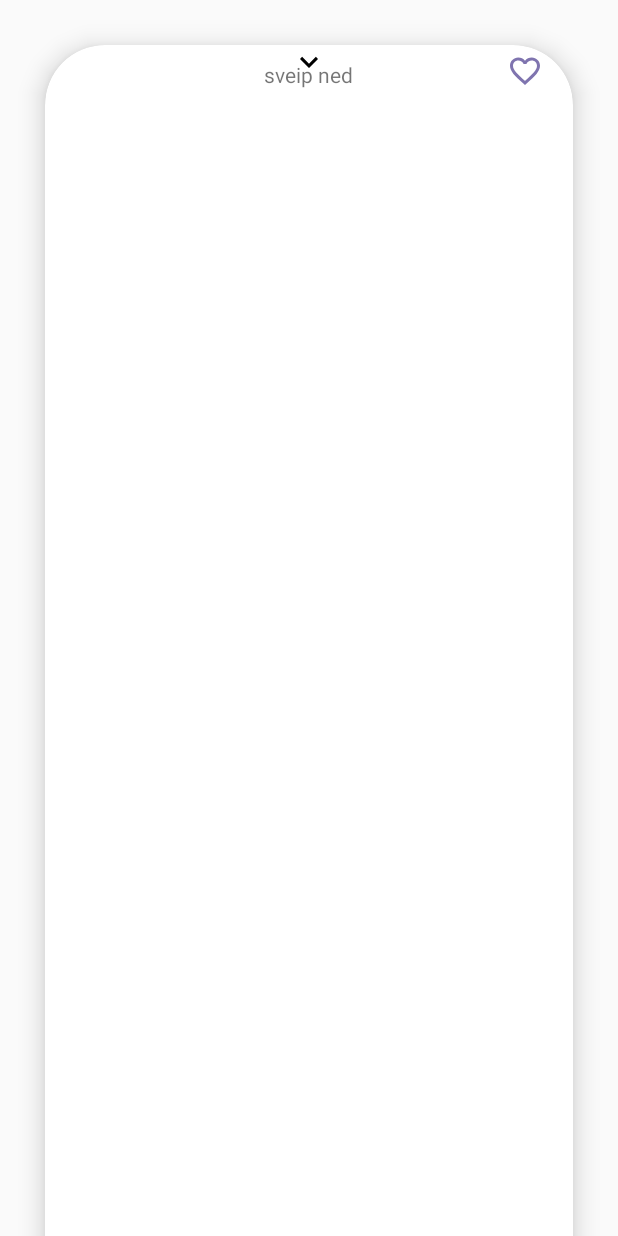
After one commit to AlaaSami-ux/Brannvett, an Android app: the layout stedinfo.xml on its own in the app's theme, with its tools: preview values and no code run, on a phone screen of 412 x 824 dp. The commit adds this screen. Run offline under Robolectric (Android 15) with nearby library versions, the phone set to English and light mode, and no system bars.

Commit message:
favorittknappene snakker herved sammen

```diff
--- a/app/src/main/res/drawable/ic_favorite_black_24dp.xml
+++ b/app/src/main/res/drawable/ic_favorite_black_24dp.xml
@@ -4,6 +4,6 @@
         android:viewportWidth="24.0"
         android:viewportHeight="24.0">
     <path
-        android:fillColor="#FF000000"
+        android:fillColor="@color/purpleColor"
         android:pathData="M12,21.35l-1.45,-1.32C5.4,15.36 2,12.28 2,8.5 2,5.42 4.42,3 7.5,3c1.74,0 3.41,0.81 4.5,2.09C13.09,3.81 14.76,3 16.5,3 19.58,3 22,5.42 22,8.5c0,3.78 -3.4,6.86 -8.55,11.54L12,21.35z"/>
 </vector>
--- a/app/src/main/res/drawable/ic_favorite_border_black_24dp.xml
+++ b/app/src/main/res/drawable/ic_favorite_border_black_24dp.xml
@@ -4,6 +4,6 @@
         android:viewportWidth="24.0"
         android:viewportHeight="24.0">
     <path
-        android:fillColor="#FF000000"
+        android:fillColor="@color/purpleColor"
         android:pathData="M16.5,3c-1.74,0 -3.41,0.81 -4.5,2.09C10.91,3.81 9.24,3 7.5,3 4.42,3 2,5.42 2,8.5c0,3.78 3.4,6.86 8.55,11.54L12,21.35l1.45,-1.32C18.6,15.36 22,12.28 22,8.5 22,5.42 19.58,3 16.5,3zM12.1,18.55l-0.1,0.1 -0.1,-0.1C7.14,14.24 4,11.39 4,8.5 4,6.5 5.5,5 7.5,5c1.54,0 3.04,0.99 3.57,2.36h1.87C13.46,5.99 14.96,5 16.5,5c2,0 3.5,1.5 3.5,3.5 0,2.89 -3.14,5.74 -7.9,10.05z"/>
 </vector>
--- /dev/null
+++ b/app/src/main/res/layout/favorittknapp.xml
@@ -0,0 +1,10 @@
+<?xml version="1.0" encoding="utf-8"?>
+<ImageButton
+    android:id="@+id/favoriteBtn"
+    android:layout_width="wrap_content"
+    android:layout_height="wrap_content"
+    android:background="@null"
+    android:src="@drawable/ic_favorite_border_black_24dp"
+    xmlns:android="http://schemas.android.com/apk/res/android">
+
+</ImageButton>
--- /dev/null
+++ b/app/src/main/res/layout/stedinfo.xml
@@ -0,0 +1,61 @@
+<?xml version="1.0" encoding="utf-8"?>
+<FrameLayout
+    xmlns:android="http://schemas.android.com/apk/res/android"
+    xmlns:tools="http://schemas.android.com/tools"
+    xmlns:app="http://schemas.android.com/apk/res-auto"
+    android:layout_width="match_parent"
+    android:layout_height="match_parent"
+    android:background="@null"
+    tools:showIn="@layout/activity_main">
+
+    <androidx.cardview.widget.CardView
+        android:layout_width="match_parent"
+        android:layout_height="match_parent"
+        android:layout_gravity="bottom|center_horizontal"
+        android:layout_marginStart="30dp"
+        android:layout_marginEnd="30dp"
+        android:layout_marginTop="30dp"
+        android:layout_marginBottom="-40dp"
+        app:cardCornerRadius="40dp"
+        app:cardElevation="10dp"
+        >
+
+        <include layout="@layout/favorittknapp"
+            android:id="@+id/favoritt"
+            android:layout_width="wrap_content"
+            android:layout_height="wrap_content"
+            android:layout_gravity="end"
+            android:layout_marginTop="5dp"
+            android:layout_marginEnd="20dp"/>
+
+        <TextView
+            android:id="@+id/valgtSted"
+            android:layout_width="100dp"
+            android:layout_height="wrap_content"
+            android:layout_gravity="top|start"
+            android:layout_marginStart="20dp"
+            android:layout_marginTop="5dp"
+            android:background="@null"
+            android:textSize="16sp"
+            android:textStyle="bold" />
+
+        <!--dette er den lille pilen som peker oppover for å
+        symbolisere at man skal sveipe opp-->
+        <ImageView
+            android:id="@+id/down"
+            android:layout_width="wrap_content"
+            android:layout_height="wrap_content"
+            android:layout_gravity="center|top"
+            android:textStyle="bold"
+            android:src="@drawable/ic_keyboard_arrow_down_black_24dp" />
+
+        <TextView
+            android:layout_width="wrap_content"
+            android:layout_height="wrap_content"
+            android:layout_below="@id/up"
+            android:layout_gravity="center_horizontal"
+            android:layout_marginTop="10dp"
+            android:text="sveip ned" />
+
+    </androidx.cardview.widget.CardView>
+</FrameLayout>
```
Also changed, not shown: app/src/main/java/com/example/forestfire/view/MapsFragment.kt (+70 -10 lines), app/src/main/java/com/example/forestfire/viewModel/FavoriteViewModel.kt (+15 -2 lines), app/src/main/res/layout/fragment_maps.xml (+29 -22 lines).
